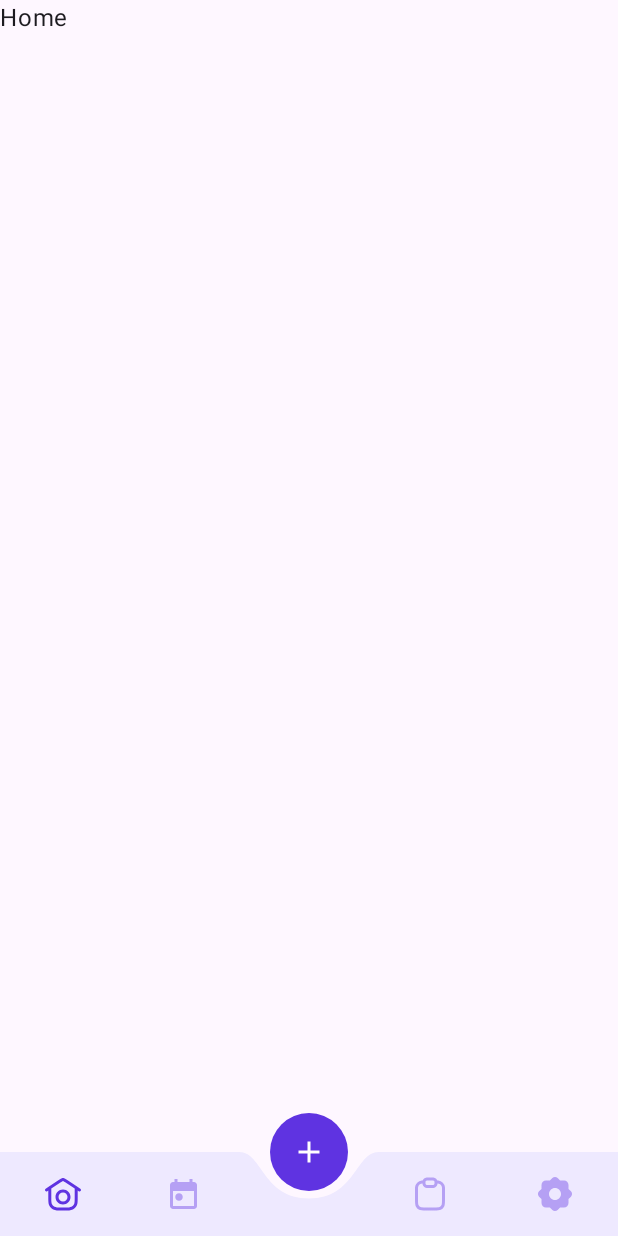
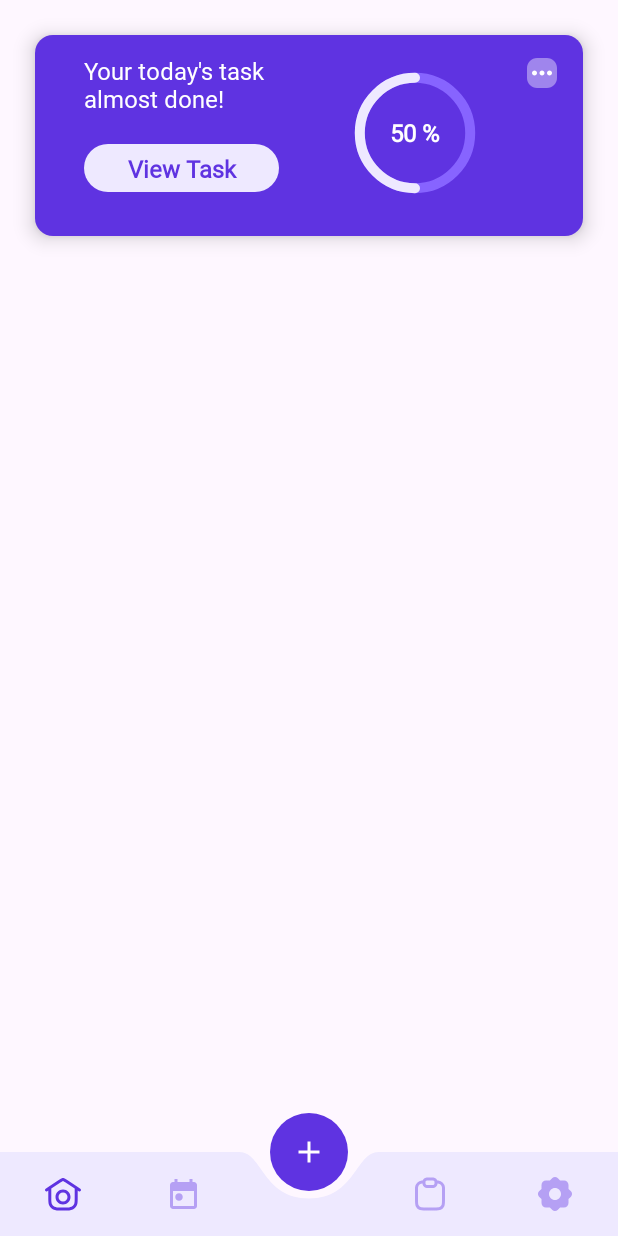
Before and after one commit to Arino130/TaskManage-Android, an Android app built with Jetpack Compose: the HomeScreen screen opened through its navigation route, on a phone screen of 412 x 824 dp. Run offline under Robolectric (Android 15) with nearby library versions, the phone set to English and light mode, and no system bars; our stand-ins replace Dagger/Hilt's generated code; Roboto replaces fonts that are not available here.

Commit message:
Create CardOverview Component

```diff
--- a/TaskManageApp/app/build.gradle.kts
+++ b/TaskManageApp/app/build.gradle.kts
@@ -73,6 +73,7 @@ dependencies {
     implementation("androidx.compose.ui:ui-tooling-preview")
     implementation("androidx.compose.material3:material3")
     implementation("com.google.android.material:material:1.12.0")
+    implementation("androidx.compose.animation:animation:1.7.4")
 
     //room
     implementation("androidx.room:room-runtime:2.6.1")
--- a/TaskManageApp/app/src/main/java/com/ctp/taskmanageapp/presentation/navigation/AppNavigation.kt
+++ b/TaskManageApp/app/src/main/java/com/ctp/taskmanageapp/presentation/navigation/AppNavigation.kt
@@ -63,7 +63,7 @@ fun NavigationController(
 ) {
     NavHost(
         navController = navController,
-        startDestination = Routes.OnBoarding.name,
+        startDestination = Routes.Home.name,
         Modifier.padding(innerPadding ?: PaddingValues()),
         enterTransition = {
             EnterTransition.None
--- a/TaskManageApp/app/src/main/java/com/ctp/taskmanageapp/presentation/screens/home/settingsScreen.kt
+++ b/TaskManageApp/app/src/main/java/com/ctp/taskmanageapp/presentation/screens/home/HomeScreen.kt
@@ -1,9 +1,13 @@
 package com.ctp.taskmanageapp.presentation.screens.home
 
-import androidx.compose.material3.Text
+import androidx.compose.foundation.layout.Box
+import androidx.compose.foundation.layout.padding
 import androidx.compose.runtime.Composable
 import androidx.compose.runtime.LaunchedEffect
+import androidx.compose.ui.Modifier
 import androidx.compose.ui.tooling.preview.Preview
+import androidx.compose.ui.unit.dp
+import com.ctp.taskmanageapp.presentation.screens.home.component.CardOverviewTask
 import com.ctp.taskmanageapp.presentation.viewmodels.MainViewModel
 
 @Composable
@@ -11,7 +15,9 @@ fun HomeScreen(mainViewModel: MainViewModel) {
     LaunchedEffect(Unit) {
         mainViewModel.toggleBottomBar(true)
     }
-    Text(text = "Home")
+    Box(modifier = Modifier.padding(15.dp)) {
+       CardOverviewTask()
+    }
 }
 
 @Preview
--- /dev/null
+++ b/TaskManageApp/app/src/main/java/com/ctp/taskmanageapp/presentation/screens/home/component/CardOverviewTask.kt
@@ -0,0 +1,108 @@
+package com.ctp.taskmanageapp.presentation.screens.home.component
+
+import androidx.compose.foundation.Image
+import androidx.compose.foundation.layout.Arrangement
+import androidx.compose.foundation.layout.Box
+import androidx.compose.foundation.layout.Column
+import androidx.compose.foundation.layout.PaddingValues
+import androidx.compose.foundation.layout.Row
+import androidx.compose.foundation.layout.fillMaxWidth
+import androidx.compose.foundation.layout.height
+import androidx.compose.foundation.layout.padding
+import androidx.compose.foundation.layout.size
+import androidx.compose.foundation.layout.width
+import androidx.compose.material3.Card
+import androidx.compose.material3.CardDefaults
+import androidx.compose.material3.Text
+import androidx.compose.runtime.Composable
+import androidx.compose.ui.Alignment
+import androidx.compose.ui.Modifier
+import androidx.compose.ui.layout.ContentScale
+import androidx.compose.ui.platform.LocalContext
+import androidx.compose.ui.res.painterResource
+import androidx.compose.ui.tooling.preview.Preview
+import androidx.compose.ui.unit.dp
+import com.ctp.taskmanageapp.R
+import com.ctp.taskmanageapp.presentation.common.h3TextStyle
+import com.ctp.taskmanageapp.presentation.extensions.getColorFromResources
+import com.ctp.taskmanageapp.widget.components.ButtonTMComponent
+import com.ctp.taskmanageapp.widget.components.ButtonType
+import com.ctp.taskmanageapp.widget.components.reports.CircularProgressBar
+
+@Composable
+fun CardOverviewTask() {
+    val context = LocalContext.current
+    Card(
+        modifier = Modifier
+            .fillMaxWidth()
+            .height(150.dp)
+            .padding(8.dp),
+        elevation = CardDefaults.cardElevation(defaultElevation = 8.dp),
+        colors = CardDefaults.cardColors(
+            containerColor = context.getColorFromResources(
+                R.color.button_background_primary
+            )
+        )
+    ) {
+        Row(
+            horizontalArrangement = Arrangement.Absolute.SpaceAround,
+            verticalAlignment = Alignment.Top,
+            modifier = Modifier
+                .fillMaxWidth()
+                .padding(paddingValues = PaddingValues(vertical = 15.dp))
+        ) {
+            Column(
+                horizontalAlignment = Alignment.Start,
+                modifier = Modifier
+                    .padding(paddingValues = PaddingValues(horizontal = 15.dp)),
+            ) {
+                Text(
+                    text = context.getString(R.string.home_overview_card_title),
+                    style = h3TextStyle,
+                    color = context.getColorFromResources(R.color.white)
+                )
+                Box(
+                    modifier = Modifier
+                        .width(130.dp)
+                        .height(70.dp)
+                        .padding(paddingValues = PaddingValues(top = 20.dp, bottom = 14.dp))
+                ) {
+                    ButtonTMComponent(
+                        titleButton = context.getString(R.string.home_view_task_button),
+                        buttonType = ButtonType.Normal,
+                    ) {
+                        // TODO: OnClick View Task
+                    }
+                }
+            }
+            Box(modifier = Modifier.padding(paddingValues = PaddingValues(top = 10.dp))) {
+                CircularProgressBar(
+                    modifier = Modifier
+                        .size(250.dp)
+                        .padding(paddingValues = PaddingValues(top = 20.dp)),
+                    initialValue = 50,
+                    size = 80.dp,
+                    primaryColor = context.getColorFromResources(R.color.CircularProgressBarPrimary),
+                    secondaryColor = context.getColorFromResources(R.color.CircularProgressBarSecondary),
+                    onPositionChange = {
+
+                    }
+                )
+            }
+            Image(
+                modifier = Modifier
+                    .height(20.dp)
+                    .width(20.dp),
+                painter = painterResource(id = R.drawable.ic_button_three_dot),
+                contentDescription = null,
+                contentScale = ContentScale.FillBounds
+            )
+        }
+    }
+}
+
+@Preview
+@Composable
+fun CardOverviewTaskReview() {
+    CardOverviewTask()
+}
--- a/TaskManageApp/app/src/main/java/com/ctp/taskmanageapp/presentation/screens/onboarding/component/OnBoardingPageComponent.kt
+++ b/TaskManageApp/app/src/main/java/com/ctp/taskmanageapp/presentation/screens/onboarding/component/OnBoardingPageComponent.kt
@@ -113,11 +113,13 @@ fun OnBoardingPageComponent(pageData: PageData, onclickDone: () -> Unit) {
                                     )
                                 )
                         ) {
-                            ButtonTMComponent(
-                                titleButton = context.getString(it),
-                                iconButtonR = R.drawable.ic_arrow_right,
-                                buttonType = ButtonType.Primary,
-                            ) { onclickDone() }
+                            Box(modifier = Modifier.fillMaxWidth()) {
+                                ButtonTMComponent(
+                                    titleButton = context.getString(it),
+                                    iconButtonR = R.drawable.ic_arrow_right,
+                                    buttonType = ButtonType.Primary,
+                                ) { onclickDone() }
+                            }
                         }
                     }
                 }
--- a/TaskManageApp/app/src/main/java/com/ctp/taskmanageapp/widget/components/ButtonTMComponent.kt
+++ b/TaskManageApp/app/src/main/java/com/ctp/taskmanageapp/widget/components/ButtonTMComponent.kt
@@ -23,10 +23,16 @@ import com.ctp.taskmanageapp.R
 import com.ctp.taskmanageapp.presentation.common.buttonTextPrimaryStyle
 
 @Composable
-fun ButtonTMComponent(titleButton: String, iconButtonL: Int? = null, iconButtonR: Int? = null, buttonType: ButtonType, onClickEvent: () -> Unit) {
+fun ButtonTMComponent(
+    titleButton: String,
+    iconButtonL: Int? = null,
+    iconButtonR: Int? = null,
+    buttonType: ButtonType,
+    onClickEvent: () -> Unit
+) {
     val context = LocalContext.current
+    val isHaveIcon = (iconButtonL != null || iconButtonR != null)
     Button(
-        modifier = Modifier.fillMaxWidth(),
         onClick = onClickEvent,
         colors = ButtonDefaults.buttonColors(
             containerColor = Color(ContextCompat.getColor(context, buttonType.containerColor)),
@@ -40,10 +46,12 @@ fun ButtonTMComponent(titleButton: String, iconButtonL: Int? = null, iconButtonR
     ) {
         Row(
             modifier = Modifier
-                .fillMaxWidth().height(32.dp),
+                .fillMaxWidth()
+                .height(32.dp),
             verticalAlignment = Alignment.CenterVertically,
             horizontalArrangement = Arrangement.SpaceBetween
         ) {
+            if (isHaveIcon) {
                 iconButtonL?.let {
                     Icon(
                         painter = painterResource(id = it),
@@ -57,11 +65,20 @@ fun ButtonTMComponent(titleButton: String, iconButtonL: Int? = null, iconButtonR
                         modifier = Modifier.size(20.dp)
                     )
                 } ?: Box(modifier = Modifier.size(20.dp))
+            }
             Text(
                 text = titleButton,
                 style = buttonTextPrimaryStyle,
-                modifier = Modifier.weight(1f)
+                modifier = Modifier.weight(1f),
+                color = Color(
+                    ContextCompat.getColor(
+                        context,
+                        buttonType.contentColor
                     )
+                )
+            )
+
+            if (isHaveIcon) {
                 iconButtonR?.let {
                     Icon(
                         painter = painterResource(id = it),
@@ -78,6 +95,7 @@ fun ButtonTMComponent(titleButton: String, iconButtonL: Int? = null, iconButtonR
             }
         }
     }
+}
 
 enum class ButtonType(
     var containerColor: Int,
@@ -86,6 +104,10 @@ enum class ButtonType(
     Primary(
         containerColor = R.color.button_background_primary,
         contentColor = R.color.button_content_primary
+    ),
+    Normal(
+        containerColor = R.color.button_background_light,
+        contentColor = R.color.button_content_light
     ),
     Default(
         containerColor = R.color.button_background_default,
@@ -96,7 +118,9 @@ enum class ButtonType(
 @Preview
 @Composable
 fun ButtonTMComponentReview() {
-    ButtonTMComponent("Click Test",
+    ButtonTMComponent(
+        "Click Test",
         iconButtonL = R.drawable.ic_arrow_right,
-        iconButtonR = R.drawable.ic_arrow_right, ButtonType.Primary) {}
+        iconButtonR = R.drawable.ic_arrow_right, ButtonType.Primary
+    ) {}
 }
--- /dev/null
+++ b/TaskManageApp/app/src/main/java/com/ctp/taskmanageapp/widget/components/reports/CircularProgressBar.kt
@@ -0,0 +1,146 @@
+package com.ctp.taskmanageapp.widget.components.reports
+
+import android.graphics.Paint
+import androidx.compose.animation.core.Animatable
+import androidx.compose.animation.core.LinearEasing
+import androidx.compose.animation.core.tween
+import androidx.compose.foundation.Canvas
+import androidx.compose.foundation.gestures.detectDragGestures
+import androidx.compose.foundation.layout.Box
+import androidx.compose.foundation.layout.size
+import androidx.compose.runtime.*
+import androidx.compose.ui.Alignment
+import androidx.compose.ui.Modifier
+import androidx.compose.ui.geometry.Offset
+import androidx.compose.ui.geometry.Size
+import androidx.compose.ui.graphics.*
+import androidx.compose.ui.graphics.drawscope.Stroke
+import androidx.compose.ui.input.pointer.pointerInput
+import androidx.compose.ui.platform.LocalContext
+import androidx.compose.ui.platform.LocalDensity
+import androidx.compose.ui.tooling.preview.Preview
+import androidx.compose.ui.unit.Dp
+import androidx.compose.ui.unit.dp
+import com.ctp.taskmanageapp.R
+import com.ctp.taskmanageapp.presentation.extensions.getColorFromResources
+import kotlin.math.*
+
+@Composable
+fun CircularProgressBar(
+    modifier: Modifier = Modifier,
+    size: Dp = 200.dp,
+    initialValue: Int,
+    primaryColor: Color,
+    secondaryColor: Color,
+    minValue: Int = 0,
+    maxValue: Int = 100,
+    onPositionChange: (Int) -> Unit
+) {
+
+    val context = LocalContext.current
+    val circleCenter = remember { mutableStateOf(Offset.Zero) }
+    val positionValue = remember { mutableStateOf(initialValue) }
+    val oldPositionValue = remember { mutableStateOf(initialValue) }
+    val density = LocalDensity.current
+    val circleRadius = with(density) { (size.toPx() / 2) - (size.toPx() / 25) }
+    val animatedValue = remember { Animatable(0f) }
+    Box {
+        Canvas(
+            modifier = Modifier
+                .size(size)
+                .align(Alignment.Center)
+                .pointerInput(Unit) {
+                    detectDragGestures(
+                        onDrag = { change, _ ->
+                            val touchAngle = calculateTouchAngle(change.position, circleCenter.value)
+                            val currentAngle = animatedValue.value.toAngle(maxValue, minValue)
+
+                            if (touchAngle.isWithinThreshold(currentAngle)) {
+                                positionValue.value = (oldPositionValue.value + (touchAngle - currentAngle).toPositionValue(maxValue, minValue)).coerceIn(minValue, maxValue)
+                            }
+                        },
+                        onDragEnd = {
+                            oldPositionValue.value = animatedValue.value.toInt()
+                            onPositionChange(positionValue.value)
+                        }
+                    )
+                }
+        ) {
+            val circleThickness = with(density) { size.toPx() / 12f } // Convert thickness to pixels
+            circleCenter.value = Offset(size.toPx() / 2f, size.toPx() / 2f)
+
+            drawCircle(
+                color = secondaryColor,
+                radius = circleRadius,
+                center = circleCenter.value,
+                style = Stroke(width = circleThickness)
+            )
+
+            drawArc(
+                color = primaryColor,
+                startAngle = 90f,
+                sweepAngle = (360f / maxValue) * animatedValue.value,
+                useCenter = false,
+                topLeft = Offset((size.toPx() - circleRadius * 2f) / 2f, (size.toPx() - circleRadius * 2f) / 2f),
+                size = Size(circleRadius * 2f, circleRadius * 2f),
+                style = Stroke(width = circleThickness, cap = StrokeCap.Round)
+            )
+
+            drawContext.canvas.nativeCanvas.apply {
+                val text = "${animatedValue.value.toInt()} %"
+                val textPaint = Paint().apply {
+                    textSize = with(density) { size.toPx() / 5 }
+                    textAlign = Paint.Align.CENTER
+                    color = context.getColorFromResources(R.color.white).toArgb()
+                    isFakeBoldText = true
+                }
+                val x = circleCenter.value.x
+                val y = circleCenter.value.y + textPaint.textSize / 2.8f
+
+                drawText(
+                    text,
+                    x,
+                    y,
+                    textPaint
+                )
+            }
+        }
+    }
+
+    LaunchedEffect(initialValue) {
+        animatedValue.animateTo(
+            targetValue = initialValue.toFloat(),
+            animationSpec = tween(durationMillis = 500, easing = LinearEasing)
+        )
+    }
+}
+
+
+private fun calculateTouchAngle(position: Offset, center: Offset): Float {
+    val angle = -atan2(center.y - position.y, center.x - position.x) * (180f / Math.PI).toFloat()
+    return (angle + 180f).mod(360f)
+}
+
+private fun Float.isWithinThreshold(currentAngle: Float, threshold: Float = 18f) =
+    this in (currentAngle - threshold)..(currentAngle + threshold)
+
+private fun Float.toAngle(maxValue: Int, minValue: Int) = this * 360f / (maxValue - minValue)
+
+private fun Float.toPositionValue(maxValue: Int, minValue: Int) =
+    (this / (360f / (maxValue - minValue))).roundToInt()
+
+@Preview(showBackground = true)
+@Composable
+fun Preview() {
+    val context = LocalContext.current
+    CircularProgressBar(
+        modifier = Modifier.size(250.dp),
+        initialValue = 50,
+        size = 150.dp,
+        primaryColor = context.getColorFromResources(R.color.CircularProgressBarPrimary),
+        secondaryColor = context.getColorFromResources(R.color.CircularProgressBarSecondary),
+        onPositionChange = {
+
+        }
+    )
+}
--- /dev/null
+++ b/TaskManageApp/app/src/main/res/drawable/ic_button_three_dot.xml
@@ -0,0 +1,18 @@
+<vector xmlns:android="http://schemas.android.com/apk/res/android"
+    android:width="12dp"
+    android:height="12dp"
+    android:viewportWidth="12"
+    android:viewportHeight="12">
+  <path
+      android:pathData="M4,0L8,0A4,4 0,0 1,12 4L12,8A4,4 0,0 1,8 12L4,12A4,4 0,0 1,0 8L0,4A4,4 0,0 1,4 0z"
+      android:fillColor="#9F85ED"/>
+  <path
+      android:pathData="M3,6m-1,0a1,1 0,1 1,2 0a1,1 0,1 1,-2 0"
+      android:fillColor="#ffffff"/>
+  <path
+      android:pathData="M6,6m-1,0a1,1 0,1 1,2 0a1,1 0,1 1,-2 0"
+      android:fillColor="#ffffff"/>
+  <path
+      android:pathData="M9,6m-1,0a1,1 0,1 1,2 0a1,1 0,1 1,-2 0"
+      android:fillColor="#ffffff"/>
+</vector>
--- a/TaskManageApp/app/src/main/res/values/colors.xml
+++ b/TaskManageApp/app/src/main/res/values/colors.xml
@@ -10,11 +10,13 @@
 
     <color name="button_background_primary">#5F33E1</color>
     <color name="button_content_primary">#FFFFFF</color>
-
+    <color name="button_background_light">#EEE9FF</color>
+    <color name="button_content_light">#5F33E1</color>
     <color name="button_background_default">#FFFFFF</color>
     <color name="button_content_default">#FF000000</color>
-
     <color name="bottom_background">#EEE9FF</color>
     <color name="bottom_active_nav">#5F33E1</color>
     <color name="bottom_inactive_nav">#B5A0F4</color>
+    <color name="CircularProgressBarPrimary">#EEE9FF</color>
+    <color name="CircularProgressBarSecondary">#8764FF</color>
 </resources>
--- a/TaskManageApp/app/src/main/res/values/strings.xml
+++ b/TaskManageApp/app/src/main/res/values/strings.xml
@@ -13,4 +13,8 @@
     <string name="onboarding_Second_title">Task Management &amp;\nTo-do List 2</string>
     <string name="onboarding_Second_description">This productive tool is designed to help\nyou better manage your task\nproject-wise conveniently!</string>
     <string name="onboarding_Second_button_title">Let\'s Start</string>
+
+    <!--HomeScreen-->
+    <string name="home_overview_card_title">Your today\'s task\nalmost done!</string>
+    <string name="home_view_task_button">View Task</string>
 </resources>
```
Lines whose indentation alone changed are shown as unchanged.
